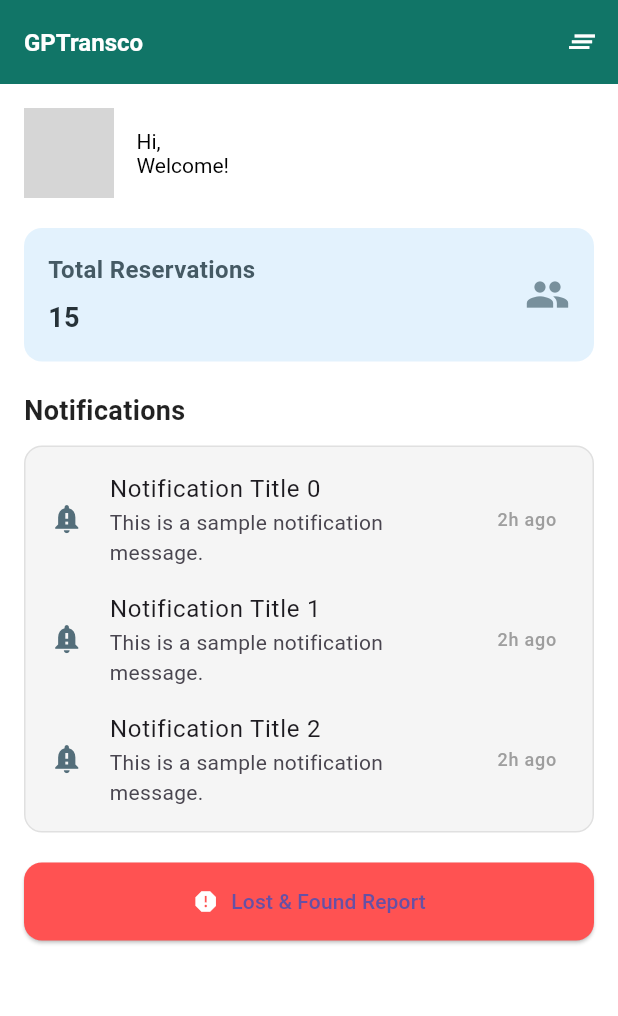
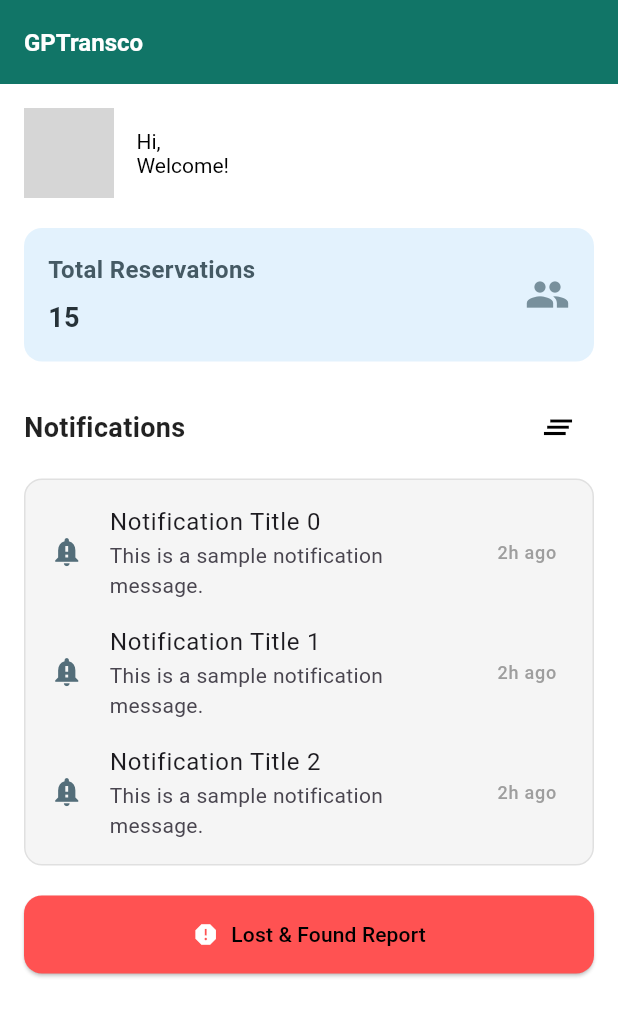
Before and after one commit to MiggyZhark/gptransco, a Flutter app: the DriverHomeScreen screen opened directly with empty values, on a phone screen of 412 x 824 dp. Shown: the top 1016 px of the screen. Run offline on Flutter 3.47's test engine with Material 3 defaults, Android fonts, the light colour scheme and no system bars; our stand-ins replace animate_do, animated_bottom_navigation_bar, awesome_snackbar_content, cloud_firestore, dash_chat_2, firebase_auth and 5 more; accounts and stored records are empty; grey boxes are pictures that could not be loaded.

Commit message:
eleventh commit

```diff
--- a/lib/Screens/Dashboards/Driver/Screens/Dhome.dart
+++ b/lib/Screens/Dashboards/Driver/Screens/Dhome.dart
@@ -1,4 +1,5 @@
 import 'package:flutter/material.dart';
+import '../../../../Test/Lyrics.dart';
 import '../../../../constants.dart';
 
 class DriverHomeScreen extends StatelessWidget {
@@ -15,14 +16,6 @@ class DriverHomeScreen extends StatelessWidget {
             'GPTransco',
             style: headerTitle,
           ),
-          actions: [
-            IconButton(
-              icon: const Icon(Icons.clear_all, color: Colors.white),
-              onPressed: () {
-                // Handle notification button press here
-              },
-            ),
-          ],
         ),
         body: SingleChildScrollView(
           child: Padding(
@@ -111,12 +104,24 @@ class DriverHomeScreen extends StatelessWidget {
                 const SizedBox(height: 20),
 
                 // Notification List Section
+                Row(
+                  mainAxisAlignment: MainAxisAlignment.spaceBetween,
+                  children: [
                     Text(
                       'Notifications',
                       style: TextStyle(
                           fontSize: 18,
                           fontWeight: FontWeight.bold,
                           color: Colors.black87),
+                    ),
+                    IconButton(
+                        onPressed: () {},
+                        icon: Icon(
+                          size: 25,
+                          Icons.clear_all,
+                          color: Colors.black,
+                        ))
+                  ],
                 ),
                 const SizedBox(height: 10),
                 NotificationList(),
@@ -128,8 +133,12 @@ class DriverHomeScreen extends StatelessWidget {
                   width: double.infinity,
                   child: ElevatedButton.icon(
                     icon: Icon(Icons.report, color: Colors.white),
-                    label: Text('Lost & Found Report'),
+                    label: Text(
+                      'Lost & Found Report',
+                      style: TextStyle(color: Colors.black),
+                    ),
                     onPressed: () {
+                      Navigator.push(context, MaterialPageRoute(builder: (context)=> LyricDisplay()));
                       // Handle report button press here
                     },
                     style: ElevatedButton.styleFrom(
--- a/lib/Screens/Dashboards/Driver/Screens/Drental.dart
+++ b/lib/Screens/Dashboards/Driver/Screens/Drental.dart
@@ -258,7 +258,7 @@ class _DRentalScreenState extends State<DRentalScreen> {
                   child: const Text('Save', style: TextStyle(color: Colors.white, fontSize: 14)),
                 ),
               ),
-              SizedBox(height: 20,)
+              SizedBox(height: 25,)
             ],
           ),
         ),
--- a/pubspec.yaml
+++ b/pubspec.yaml
@@ -78,6 +78,7 @@ flutter:
      - assets/images/
      - assets/icons/
      - assets/models/
+     - assets/test/
 
   # An image asset can refer to one or more resolution-specific "variants", see
   # https://flutter.dev/assets-and-images/#resolution-aware
```
Also changed, not shown: lib/Screens/Dashboards/Dispatcher/Dispatcher_Dashbord.dart (+46 -27 lines), 2 other files. Lines whose indentation alone changed are shown as unchanged.
